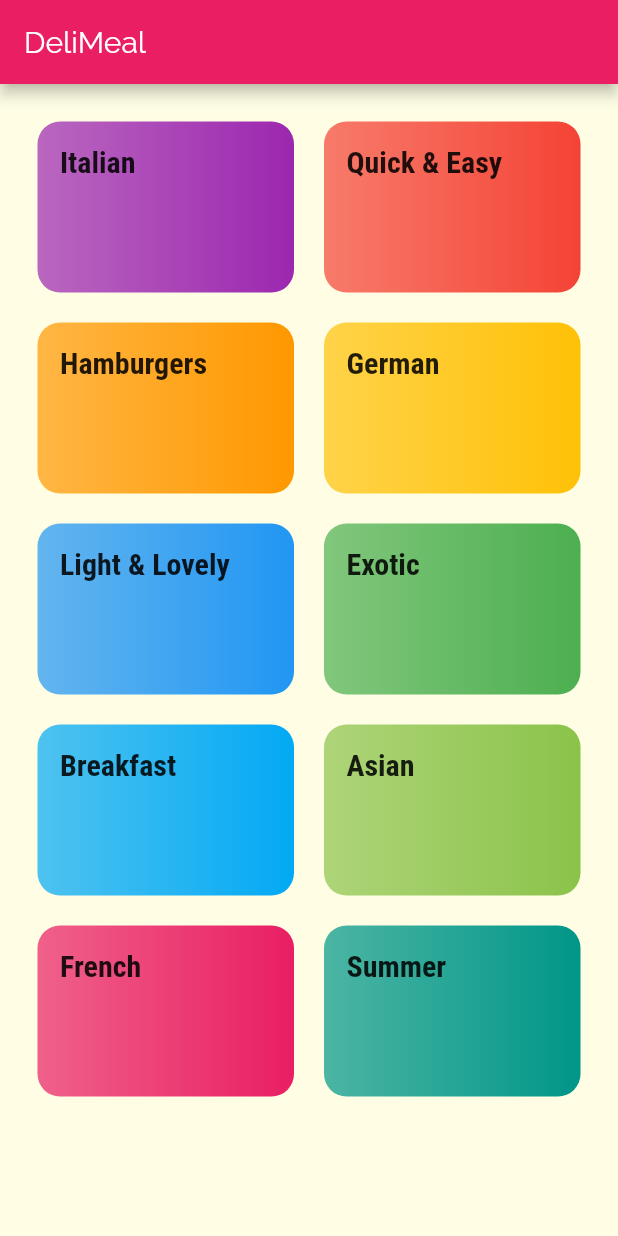
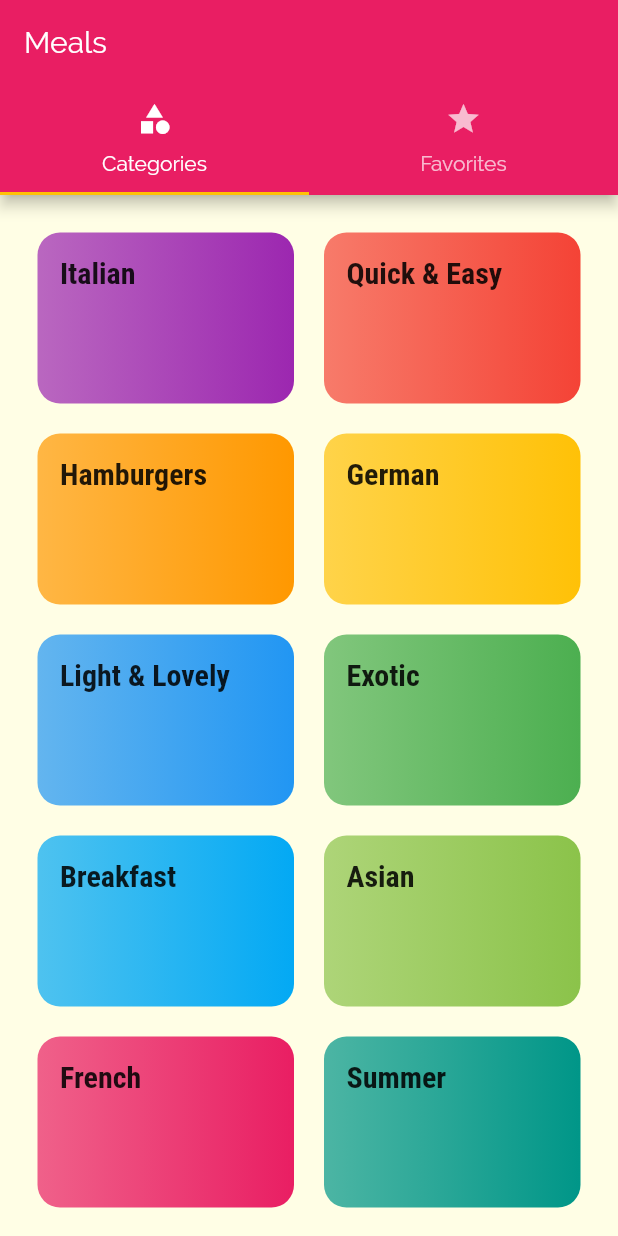
Before and after one commit to magictical/flutter_section3_meals_app, a Flutter app: the screen it shows after launch, on a phone screen of 412 x 824 dp. Run offline on Flutter 3.47's test engine with Material 2 defaults, Android fonts, the phone set to English and light mode, and no system bars.

Commit message:
add tab Bar

```diff
--- a/lib/main.dart
+++ b/lib/main.dart
@@ -1,5 +1,6 @@
 import 'package:flutter/material.dart';
 import './screens/categories_screen.dart';
+import './screens/tabs_screen.dart';
 import './screens/category_meals_screen.dart';
 import './screens/meal_detail_screen.dart';
 
@@ -32,7 +33,7 @@ class MyApp extends StatelessWidget {
       ),
       // home: CategoriesScreen(),
       routes: {
-        '/': (ctx) => CategoriesScreen(),
+        '/': (ctx) => TabScreen(),
         CategoryMealsScreen.routeName: (ctx) => CategoryMealsScreen(),
         MealDetailScreen.routeName: (ctx) => MealDetailScreen()
       },
--- a/lib/screens/categories_screen.dart
+++ b/lib/screens/categories_screen.dart
@@ -6,11 +6,6 @@ class CategoriesScreen extends StatelessWidget {
   @override
   Widget build(BuildContext context) {
     return Scaffold(
-      appBar: AppBar(
-        title: const Text(
-          'DeliMeal',
-        ),
-      ),
       body: GridView(
         padding: const EdgeInsets.all(25),
         children: DUMMY_CATEGORIES
--- /dev/null
+++ b/lib/screens/favorites_screen.dart
@@ -0,0 +1,8 @@
+import 'package:flutter/material.dart';
+
+class FavoritesScreen extends StatelessWidget {
+  @override
+  Widget build(BuildContext context) {
+    return Container();
+  }
+}
--- /dev/null
+++ b/lib/screens/tabs_screen.dart
@@ -0,0 +1,38 @@
+import 'package:flutter/material.dart';
+import 'package:section3_mealapp/screens/categories_screen.dart';
+import 'package:section3_mealapp/screens/favorites_screen.dart';
+
+class TabScreen extends StatefulWidget {
+  @override
+  _TabScreenState createState() => _TabScreenState();
+}
+
+class _TabScreenState extends State<TabScreen> {
+  @override
+  Widget build(BuildContext context) {
+    return DefaultTabController(
+      length: 2,
+      initialIndex: 0,
+      child: Scaffold(
+        appBar: AppBar(
+          title: Text('Meals'),
+          bottom: TabBar(
+            tabs: <Widget>[
+              Tab(
+                icon: Icon(Icons.category),
+                text: 'Categories',
+              ),
+              Tab(
+                icon: Icon(Icons.star),
+                text: 'Favorites',
+              )
+            ],
+          ),
+        ),
+        body: TabBarView(
+          children: <Widget>[CategoriesScreen(), FavoritesScreen()],
+        ),
+      ),
+    );
+  }
+}
```
